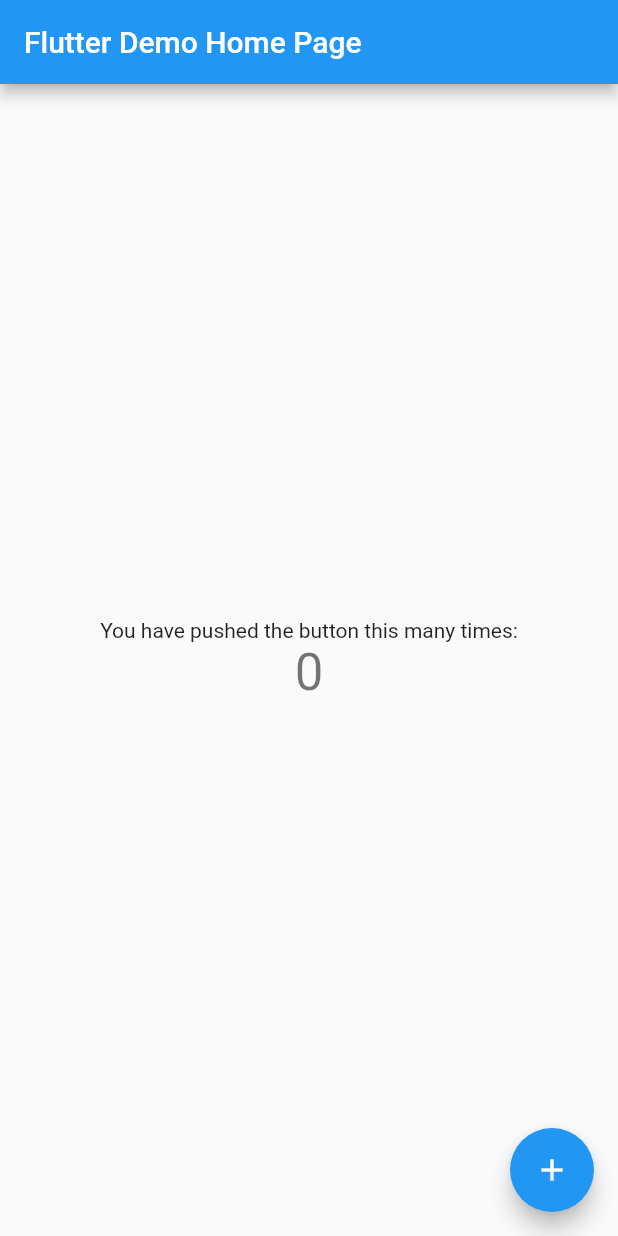
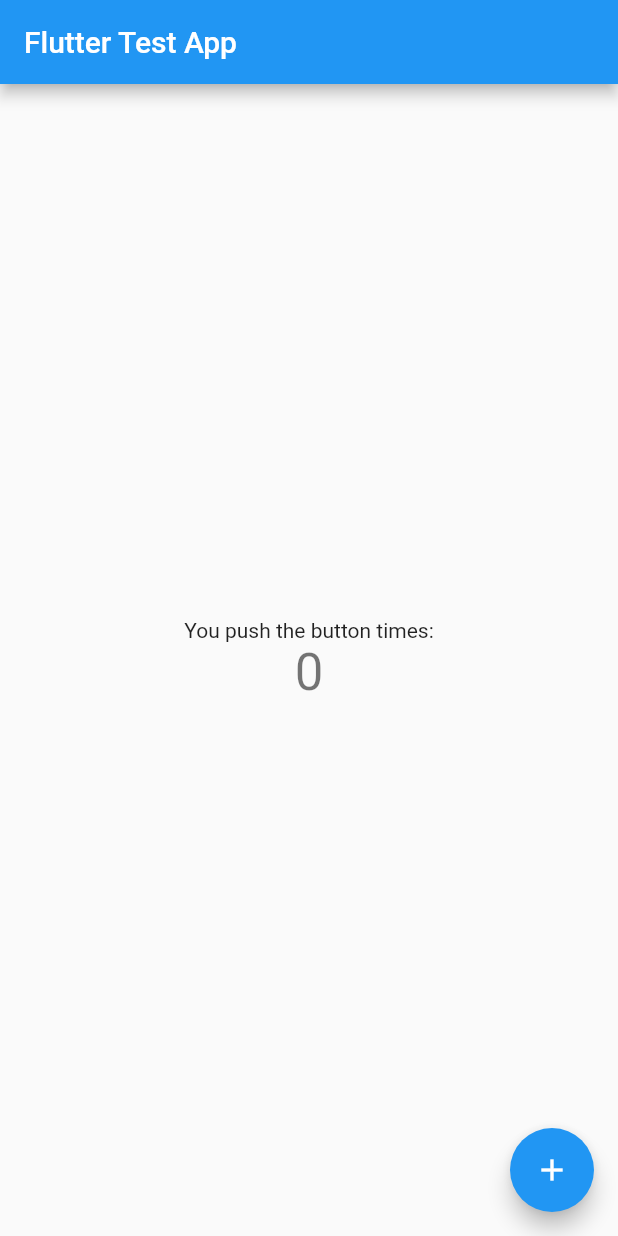
Before and after one commit to mistersakil/flutter-practice, a Flutter app: the screen it shows after launch, on a phone screen of 412 x 824 dp. Run offline on Flutter 3.47's test engine with Material 2 defaults, Android fonts, the phone set to English and light mode, and no system bars.

Commit message:
updated main.dart

```diff
--- a/lib/main.dart
+++ b/lib/main.dart
@@ -24,7 +24,7 @@ class MyApp extends StatelessWidget {
         // is not restarted.
         primarySwatch: Colors.blue,
       ),
-      home: const MyHomePage(title: 'Flutter Demo Home Page'),
+      home: const MyHomePage(title: 'Flutter Test App'),
     );
   }
 }
@@ -96,7 +96,7 @@ class _MyHomePageState extends State<MyHomePage> {
           mainAxisAlignment: MainAxisAlignment.center,
           children: <Widget>[
             const Text(
-              'You have pushed the button this many times:',
+              'You push the button times:',
             ),
             Text(
               '$_counter',
--- a/pubspec.yaml
+++ b/pubspec.yaml
@@ -2,7 +2,7 @@ name: project_two
 description: A new Flutter project.
 # The following line prevents the package from being accidentally published to
 # pub.dev using `flutter pub publish`. This is preferred for private packages.
-publish_to: 'none' # Remove this line if you wish to publish to pub.dev
+publish_to: "none" # Remove this line if you wish to publish to pub.dev
 
 # The following defines the version and build number for your application.
 # A version number is three numbers separated by dots, like 1.2.43
@@ -19,7 +19,7 @@ publish_to: 'none' # Remove this line if you wish to publish to pub.dev
 version: 1.0.0+1
 
 environment:
-  sdk: '>=2.19.6 <3.0.0'
+  sdk: ">=2.19.6 <3.0.0"
 
 # Dependencies specify other packages that your package needs in order to work.
 # To automatically upgrade your package dependencies to the latest versions
@@ -30,7 +30,6 @@ environment:
 dependencies:
   flutter:
     sdk: flutter
-
 
   # The following adds the Cupertino Icons font to your application.
   # Use with the CupertinoIcons class for iOS style icons.
@@ -52,7 +51,6 @@ dev_dependencies:
 
 # The following section is specific to Flutter packages.
 flutter:
-
   # The following line ensures that the Material Icons font is
   # included with your application, so that you can use the icons in
   # the material Icons class.
```
